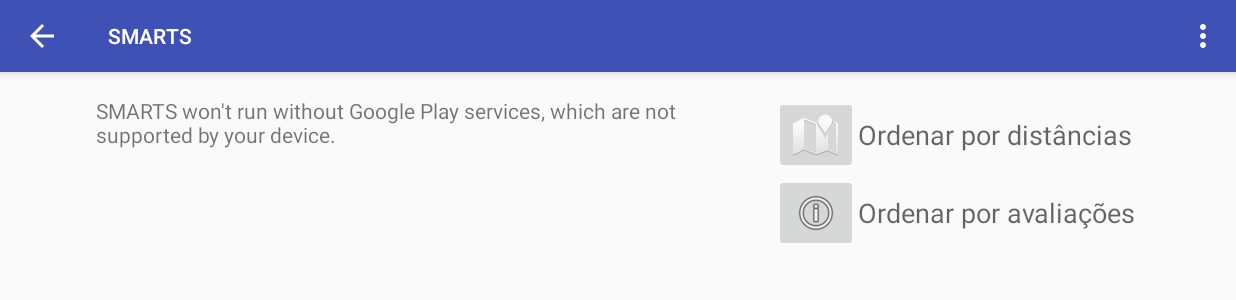
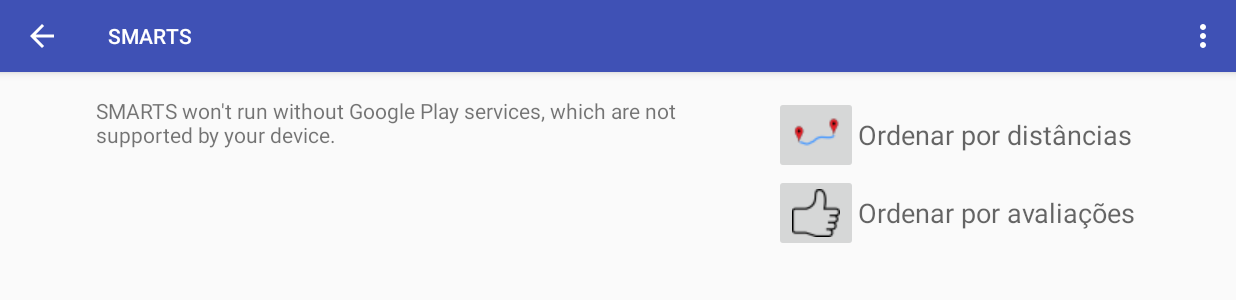
Before and after one commit to alex-carneiro/SMARTS, an Android app: the screen it shows after launch (SearchActivity), after a tap on an icon or button, on a phone screen of 824 x 412 dp (held sideways). Shown: the top 300 px of the screen. Run offline under Robolectric (Android 15) with nearby library versions, the phone set to English and light mode, and no system bars.

Commit message:
botões: busca por avaliação e por distância

```diff
--- a/app/src/main/res/layout/activity_search.xml
+++ b/app/src/main/res/layout/activity_search.xml
@@ -38,7 +38,7 @@
                     android:layout_width="wrap_content"
                     android:layout_height="wrap_content"
                     android:id="@+id/imageButtonMap"
-                    android:src="@android:drawable/ic_dialog_map"
+                    android:src="@drawable/distance32"
                     android:onClick="mapSearch"/>
                 <TextView
                     android:layout_width="wrap_content"
@@ -57,7 +57,7 @@
                     android:layout_width="wrap_content"
                     android:layout_height="wrap_content"
                     android:id="@+id/imageButtonAval"
-                    android:src="@android:drawable/ic_menu_info_details"/>
+                    android:src="@drawable/aval32"/>
                 <TextView
                     android:layout_width="wrap_content"
                     android:layout_height="wrap_content"
```
Also changed, not shown: app/src/main/res/drawable/aval24.png (added), app/src/main/res/drawable/aval32.png (added), app/src/main/res/drawable/aval48.png (added), app/src/main/res/drawable/aval64.png (added), app/src/main/res/drawable/distance24.png (added), app/src/main/res/drawable/distance32.png (added), app/src/main/res/drawable/distance48.png (added), app/src/main/res/drawable/distance64.png (added), 2 other files.
